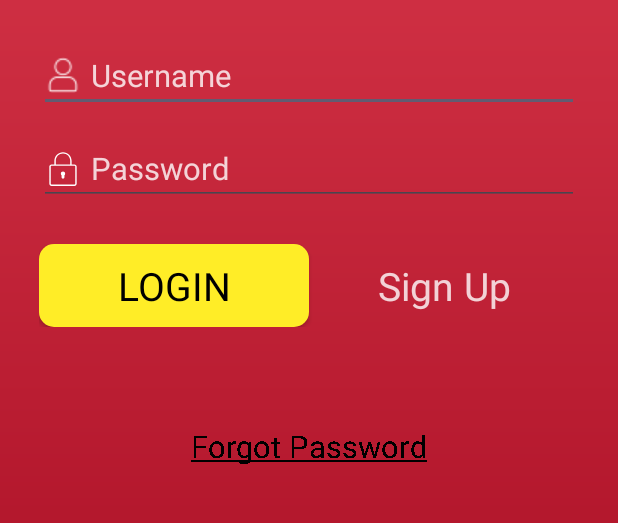
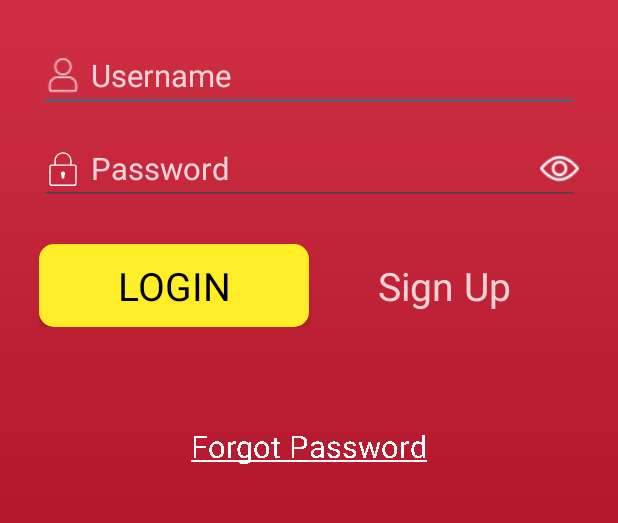
Before and after one commit to thisisdishang/InternshipBrainy24, an Android app: the screen it shows after launch (MainActivity), on a phone screen of 412 x 824 dp, the part 528-1051 px from its top. Run offline under Robolectric (Android 15) with nearby library versions, the light colour scheme and no system bars; our stand-ins replace sdp/ssp sizes; Roboto replaces fonts that are not available here.

Commit message:
implement eye in password field and apply explicit intent for different activity

```diff
--- a/app/src/main/java/edu/internship/brainy24/MainActivity.java
+++ b/app/src/main/java/edu/internship/brainy24/MainActivity.java
@@ -2,12 +2,15 @@ package edu.internship.brainy24;
 
 import androidx.appcompat.app.AppCompatActivity;
 
+import android.content.Intent;
 import android.graphics.Paint;
 import android.os.Bundle;
+import android.text.method.PasswordTransformationMethod;
 import android.util.Log;
 import android.view.View;
 import android.widget.Button;
 import android.widget.EditText;
+import android.widget.ImageView;
 import android.widget.TextView;
 import android.widget.Toast;
 
@@ -18,8 +21,8 @@ public class MainActivity extends AppCompatActivity {
     EditText username, password;
     Button login;
     TextView signup, forgotPassword;
-
     String emailPattern = "[a-zA-Z0-9._-]+@[a-z]+\\.+[a-z]+";
+    ImageView passwordHide, passwordShow;
 
     @Override
     protected void onCreate(Bundle savedInstanceState) {
@@ -34,6 +37,27 @@ public class MainActivity extends AppCompatActivity {
 
         forgotPassword.setPaintFlags(Paint.UNDERLINE_TEXT_FLAG);
 
+        passwordHide = findViewById(R.id.main_password_hidden);
+        passwordShow = findViewById(R.id.main_password_show);
+
+        passwordShow.setOnClickListener(new View.OnClickListener() {
+            @Override
+            public void onClick(View view) {
+                passwordShow.setVisibility(View.GONE);
+                passwordHide.setVisibility(View.VISIBLE);
+                password.setTransformationMethod(null);
+            }
+        });
+
+        passwordHide.setOnClickListener(new View.OnClickListener() {
+            @Override
+            public void onClick(View view) {
+                passwordHide.setVisibility(View.GONE);
+                passwordShow.setVisibility(View.VISIBLE);
+                password.setTransformationMethod(new PasswordTransformationMethod());
+            }
+        });
+
         login.setOnClickListener(new View.OnClickListener() {
             @Override
             public void onClick(View view) {
@@ -47,10 +71,28 @@ public class MainActivity extends AppCompatActivity {
                     password.setError("Minimum 6 Char Password Required");
                 } else {
                     System.out.println("Login Successfully");
-                    Log.d("Dishang Response", "Login Successfully");
+                    Log.d("My Response", "Login Successfully");
                     Toast.makeText(MainActivity.this, "Login Successfully", Toast.LENGTH_SHORT).show();
                     Snackbar.make(view, "Login Successfully", Snackbar.LENGTH_LONG).show();
+                    Intent intent = new Intent(MainActivity.this, DashboardActivity.class);
+                    startActivity(intent);
                 }
+            }
+        });
+
+        signup.setOnClickListener(new View.OnClickListener() {
+            @Override
+            public void onClick(View view) {
+                Intent intent = new Intent(MainActivity.this, SignupActivity.class);
+                startActivity(intent);
+            }
+        });
+
+        forgotPassword.setOnClickListener(new View.OnClickListener() {
+            @Override
+            public void onClick(View view) {
+                Intent intent = new Intent(MainActivity.this, ForgotPasswordActivity.class);
+                startActivity(intent);
             }
         });
     }
--- a/app/src/main/res/layout/activity_main.xml
+++ b/app/src/main/res/layout/activity_main.xml
@@ -40,14 +40,37 @@
                 android:drawableLeft="@drawable/people"
                 android:hint="Username" />
 
+            <FrameLayout
+                android:layout_width="match_parent"
+                android:layout_height="wrap_content"
+                android:layout_marginTop="13.00dp">
+
                 <EditText
                     android:id="@+id/main_password"
                     style="@style/edit_18"
-                android:layout_marginTop="@dimen/_10sdp"
                     android:drawableLeft="@drawable/icons8_lock_500"
                     android:hint="Password"
                     android:inputType="textPassword"
                     android:maxLength="8" />
+
+                <ImageView
+                    android:id="@+id/main_password_hidden"
+                    android:layout_width="@dimen/_20sdp"
+                    android:layout_height="@dimen/_20sdp"
+                    android:layout_gravity="end|center"
+                    android:layout_marginRight="@dimen/_20sdp"
+                    android:src="@drawable/hide"
+                    android:visibility="gone" />
+
+                <ImageView
+                    android:id="@+id/main_password_show"
+                    android:layout_width="@dimen/_20sdp"
+                    android:layout_height="@dimen/_20sdp"
+                    android:layout_gravity="end|center"
+                    android:layout_marginRight="@dimen/_20sdp"
+                    android:src="@drawable/view" />
+            </FrameLayout>
+
 
             <LinearLayout
                 android:layout_width="match_parent"
--- a/app/src/main/res/values/themes.xml
+++ b/app/src/main/res/values/themes.xml
@@ -37,7 +37,7 @@
     <style name="text_16" parent="Widget.AppCompat.TextView">
         <item name="android:layout_width">wrap_content</item>
         <item name="android:layout_height">wrap_content</item>
-        <item name="android:textColor">@color/black</item>
+        <item name="android:textColor">@color/white</item>
         <item name="android:textSize">@dimen/_16sdp</item>
     </style>
 
```
Also changed, not shown: app/src/main/AndroidManifest.xml (+10 -0 lines), app/src/main/java/edu/internship/brainy24/DashboardActivity.java (added, +14 -0 lines), app/src/main/java/edu/internship/brainy24/ForgotPasswordActivity.java (added, +14 -0 lines), app/src/main/java/edu/internship/brainy24/SignupActivity.java (added, +14 -0 lines), app/src/main/res/layout/activity_dashboard.xml (added, +9 -0 lines), app/src/main/res/layout/activity_forgot_password.xml (added, +9 -0 lines), app/src/main/res/layout/activity_signup.xml (added, +9 -0 lines), app/src/main/res/drawable/hide.png (added), app/src/main/res/drawable/view.png (added). Lines whose indentation alone changed are shown as unchanged.
